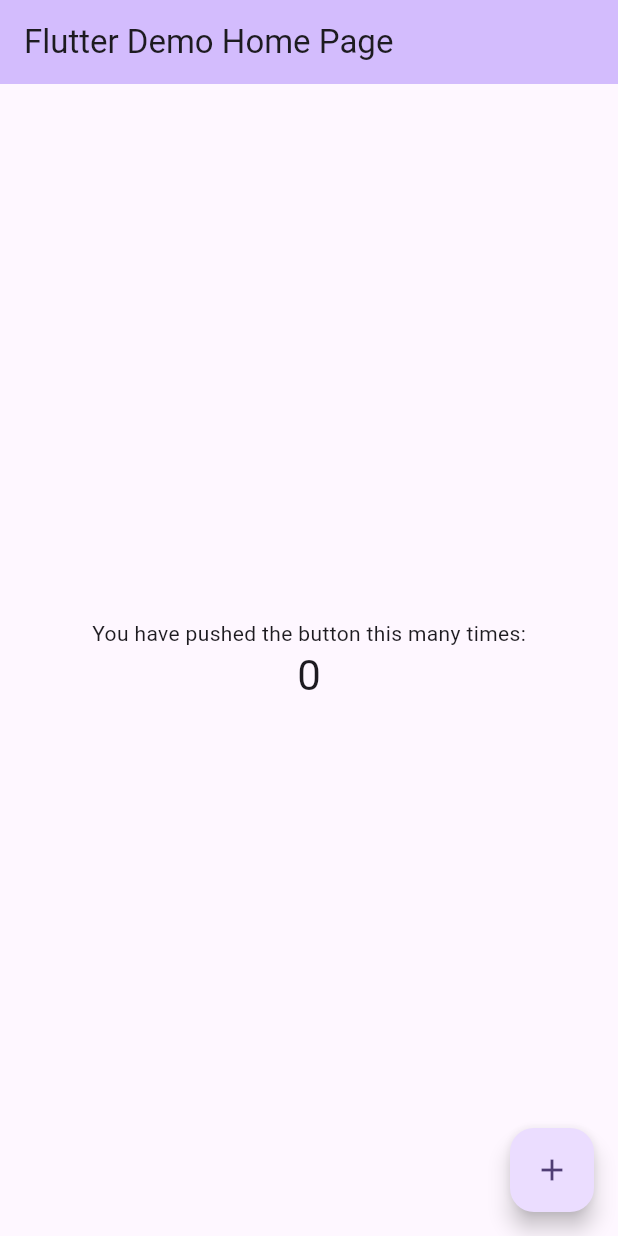
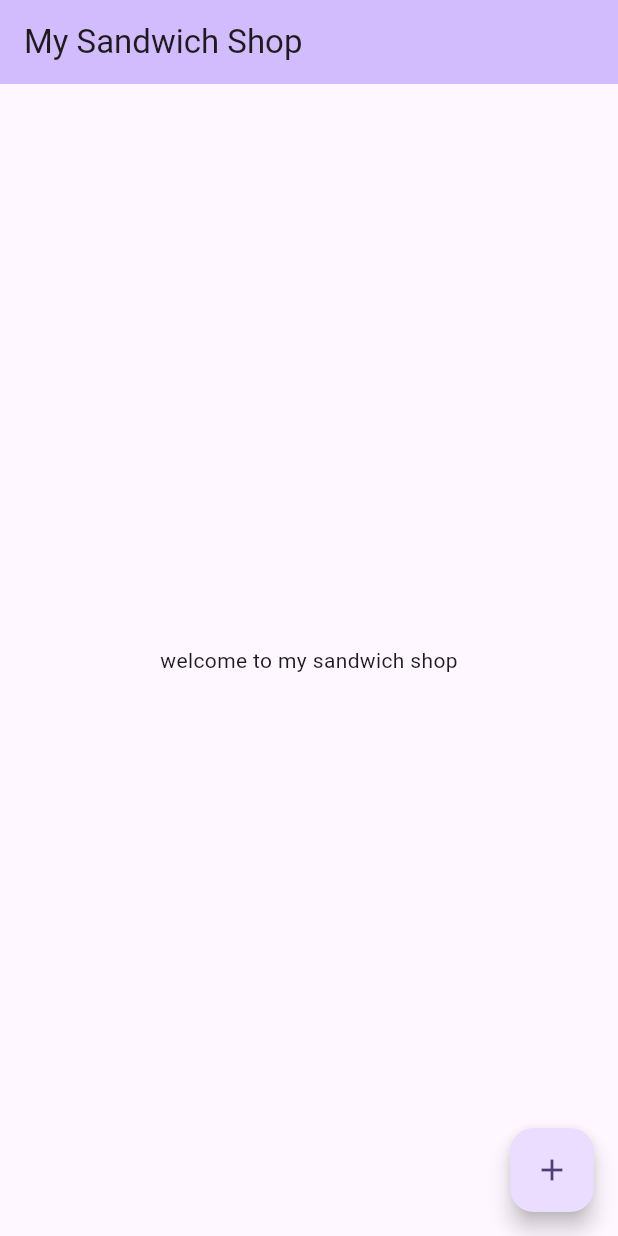
Before and after one commit to Axzythium-UOP/sandwich_shop, a Flutter app: the screen it shows after launch, on a phone screen of 412 x 824 dp. Run offline on Flutter 3.47's test engine with Material 3 defaults, Android fonts, the phone set to English and light mode, and no system bars.

Commit message:
initial commit

```diff
--- a/lib/main.dart
+++ b/lib/main.dart
@@ -11,7 +11,7 @@ class MyApp extends StatelessWidget {
   @override
   Widget build(BuildContext context) {
     return MaterialApp(
-      title: 'Flutter Demo',
+      title: 'Sandwich Shop App',
       theme: ThemeData(
         // This is the theme of your application.
         //
@@ -30,7 +30,7 @@ class MyApp extends StatelessWidget {
         // tested with just a hot reload.
         colorScheme: ColorScheme.fromSeed(seedColor: Colors.deepPurple),
       ),
-      home: const MyHomePage(title: 'Flutter Demo Home Page'),
+      home: const MyHomePage(title: 'My Sandwich Shop'),
     );
   }
 }
@@ -85,7 +85,7 @@ class _MyHomePageState extends State<MyHomePage> {
         // the App.build method, and use it to set our appbar title.
         title: Text(widget.title),
       ),
-      body: Center(
+      body: const Center(
         // Center is a layout widget. It takes a single child and positions it
         // in the middle of the parent.
         child: Column(
@@ -103,13 +103,7 @@ class _MyHomePageState extends State<MyHomePage> {
           // action in the IDE, or press "p" in the console), to see the
           // wireframe for each widget.
           mainAxisAlignment: MainAxisAlignment.center,
-          children: <Widget>[
-            const Text('You have pushed the button this many times:'),
-            Text(
-              '$_counter',
-              style: Theme.of(context).textTheme.headlineMedium,
-            ),
-          ],
+          children: <Widget>[Text('welcome to my sandwich shop')],
         ),
       ),
       floatingActionButton: FloatingActionButton(
```
Also changed, not shown: pubspec.yaml (+6 -74 lines), pubspec.lock.
